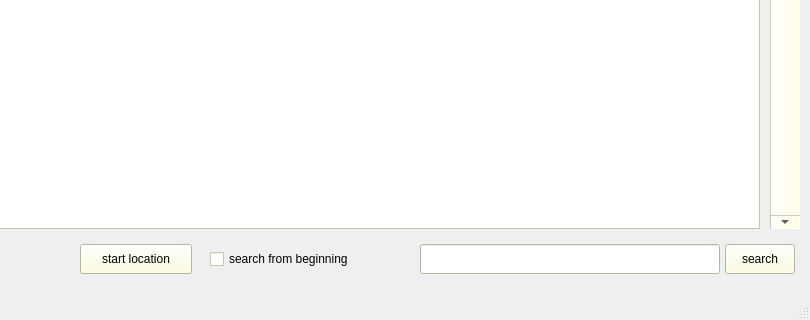
This is mainwindow.ui in briantobin256/Static-File-Analysis-Tool as Qt 5 draws it before an edit; both pictures show x 175 to 985 and y 500 to 820 of the 985 by 820 pixel window. The edited form follows.
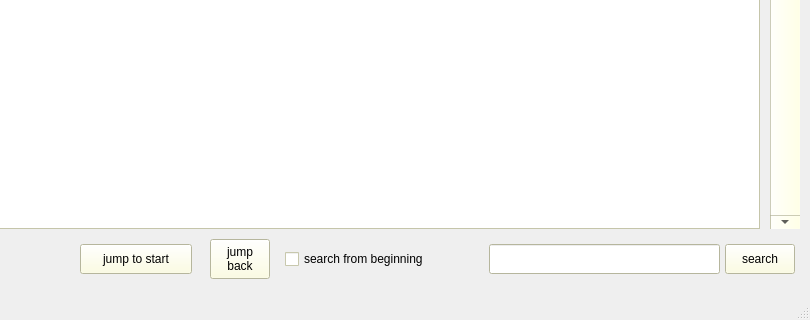
This is the edited form. The open tabs and pages were chosen to show the change.

Commit message: added button to jump back after jump in disassembly

What changed in the file:
```diff
--- a/mainwindow.ui
+++ b/mainwindow.ui
@@ -1411,7 +1411,7 @@
        </rect>
       </property>
       <property name="text">
-       <string>start location</string>
+       <string>jump to start</string>
       </property>
      </widget>
      <widget class="QPushButton" name="disassemblySearchButton">
@@ -1430,9 +1430,9 @@
      <widget class="QLineEdit" name="disassemblySearchString">
       <property name="geometry">
        <rect>
-        <x>595</x>
+        <x>664</x>
         <y>725</y>
-        <width>300</width>
+        <width>231</width>
         <height>30</height>
        </rect>
       </property>
@@ -1440,7 +1440,7 @@
      <widget class="QCheckBox" name="disassemblySearchFromBeginningCheckBox">
       <property name="geometry">
        <rect>
-        <x>385</x>
+        <x>460</x>
         <y>725</y>
         <width>190</width>
         <height>30</height>
@@ -1450,6 +1450,20 @@
        <string>search from beginning</string>
       </property>
      </widget>
+     <widget class="QPushButton" name="disassemblyJumpBackButton">
+      <property name="geometry">
+       <rect>
+        <x>385</x>
+        <y>720</y>
+        <width>60</width>
+        <height>40</height>
+       </rect>
+      </property>
+      <property name="text">
+       <string>jump
+back</string>
+      </property>
+     </widget>
     </widget>
    </widget>
   </widget>
```
Left out of the diff: 5 changed lines with no effect on the pictures. The commit also changes 2 other files.
